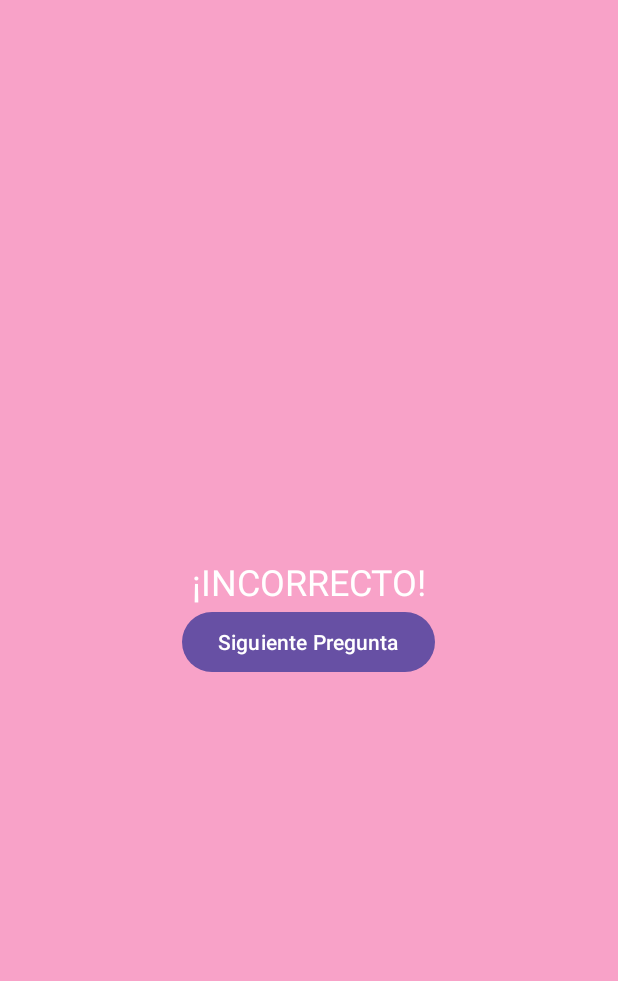
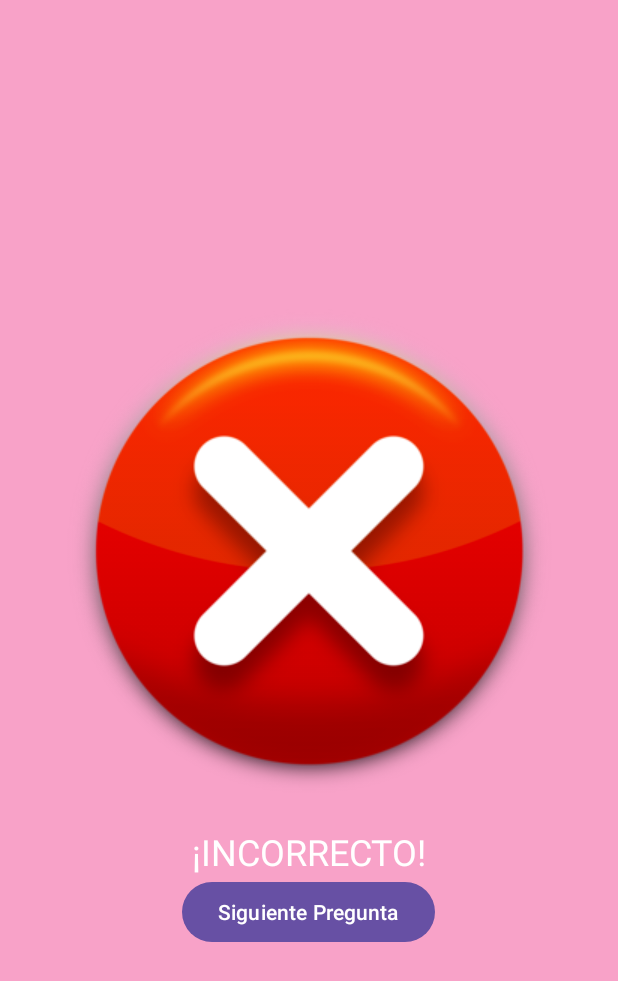
Before and after one commit to AlvaroMachaca0503/Proyecto_Final, an Android app: the IncorrectFragment screen opened through its navigation route, on a phone screen of 412 x 824 dp. Shown: the top 981 px of the screen. Run offline under Robolectric (Android 15) with nearby library versions, the phone set to English and light mode, and no system bars.

Commit message:
correcion fragment_incorrect.xml

```diff
--- a/JuegoPreguntas/app/src/main/res/layout/fragment_incorrect.xml
+++ b/JuegoPreguntas/app/src/main/res/layout/fragment_incorrect.xml
@@ -6,6 +6,14 @@
     android:orientation="vertical"
     android:gravity="center"
     android:background="@color/pink_background">
+
+    <!-- Imagen de incorrecto -->
+    <ImageView
+        android:id="@+id/incorrectImageView"
+        android:layout_width="wrap_content"
+        android:layout_height="wrap_content"
+        android:src="@drawable/check_incorrecto"
+        android:contentDescription="Imagen de incorrecto" />
 
     <TextView
         android:id="@+id/resultTextView"
```
